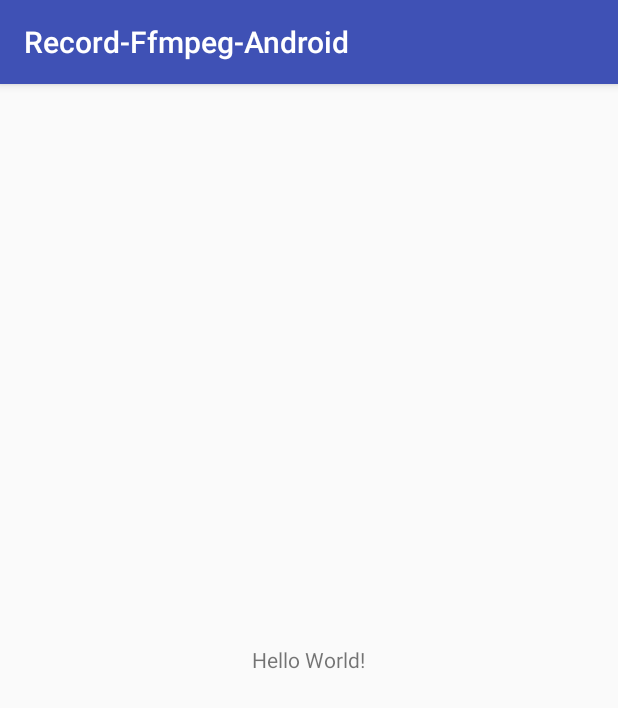
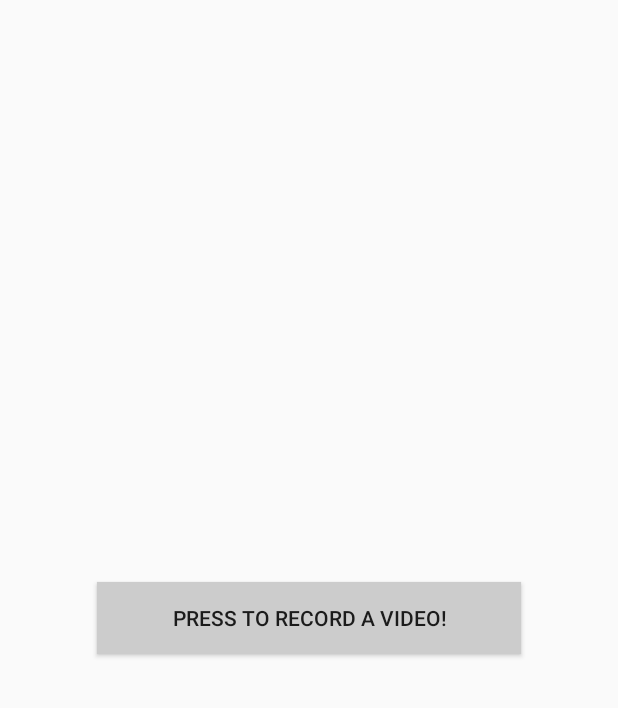
Before and after one commit to gordon-rawe/Record-Ffmpeg-Android, an Android app: the screen it shows after launch (MainActivity), on a phone screen of 412 x 824 dp. Shown: the top 708 px of the screen. Run offline under Robolectric (Android 15) with nearby library versions, the phone set to English and light mode, and no system bars.

Commit message:
update UI

```diff
--- a/app/src/main/java/rawe/gordon/com/record_ffmpeg_android/MainActivity.java
+++ b/app/src/main/java/rawe/gordon/com/record_ffmpeg_android/MainActivity.java
@@ -1,13 +1,13 @@
 package rawe.gordon.com.record_ffmpeg_android;
 
+import android.app.Activity;
 import android.content.Intent;
 import android.os.Bundle;
-import android.support.v7.app.AppCompatActivity;
 import android.view.View;
 
 import rawe.gordon.com.androidrecord.activities.NewRecordVideoActivity;
 
-public class MainActivity extends AppCompatActivity {
+public class MainActivity extends Activity {
 
     @Override
     protected void onCreate(Bundle savedInstanceState) {
--- a/app/src/main/res/layout/activity_main.xml
+++ b/app/src/main/res/layout/activity_main.xml
@@ -10,10 +10,18 @@
     android:paddingTop="@dimen/activity_vertical_margin"
     tools:context="rawe.gordon.com.record_ffmpeg_android.MainActivity">
 
-    <TextView
+    <Button
         android:id="@+id/click"
-        android:layout_centerInParent="true"
+        android:shadowDy="0"
+        android:shadowDx="0"
+        android:shadowColor="@android:color/white"
         android:layout_width="wrap_content"
         android:layout_height="wrap_content"
-        android:text="Hello World!" />
+        android:layout_centerInParent="true"
+        android:background="#cccccc"
+        android:paddingBottom="10dp"
+        android:paddingLeft="50dp"
+        android:paddingRight="50dp"
+        android:paddingTop="10dp"
+        android:text="@string/press_to_record_a_video" />
 </RelativeLayout>
--- a/app/src/main/res/values/strings.xml
+++ b/app/src/main/res/values/strings.xml
@@ -1,3 +1,4 @@
 <resources>
     <string name="app_name">Record-Ffmpeg-Android</string>
+    <string name="press_to_record_a_video">Press to record a video!</string>
 </resources>
```
Also changed, not shown: androidrecord/src/main/res/layout/activity_new_recorder.xml (+7 -14 lines).
